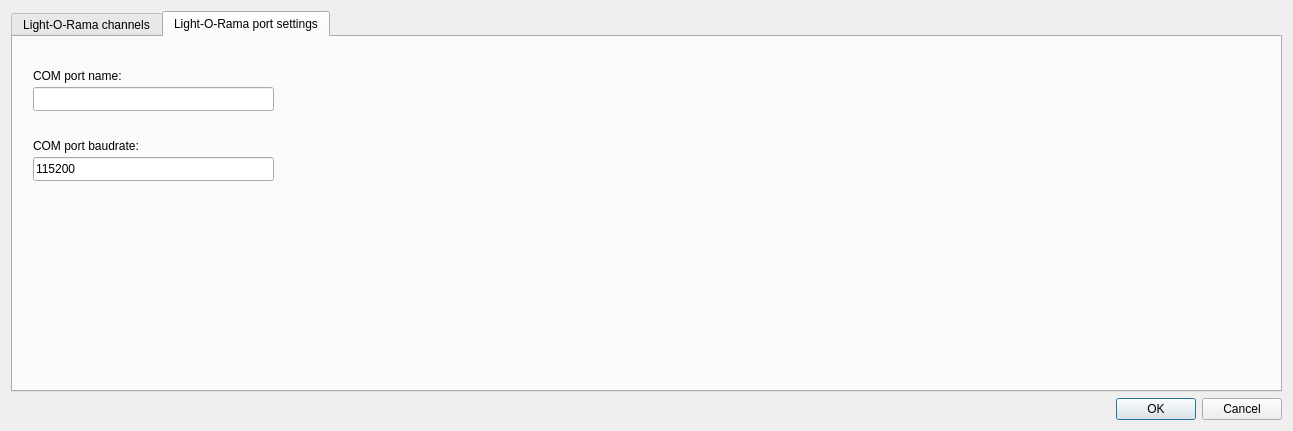
The window that app/channelconfigurator.ui (ikukishev/rama-light-generator) describes before a commit, drawn with Qt 5.
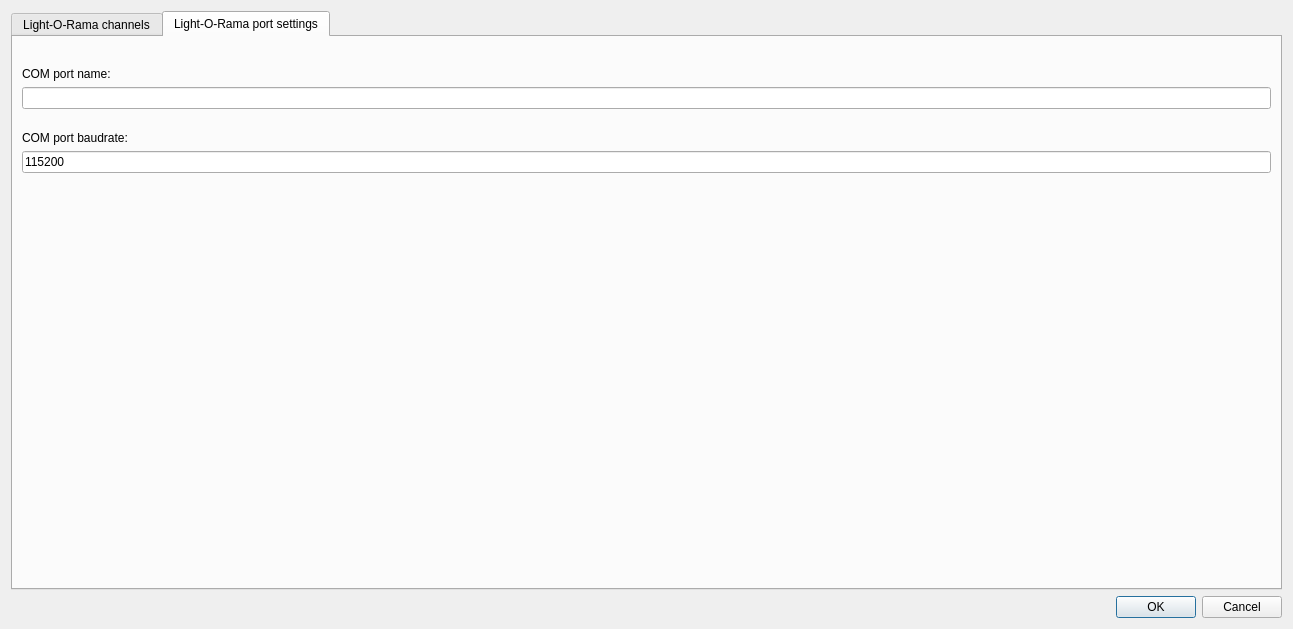
The same window after the commit. The open tabs and pages were chosen to show the change.

```diff
--- a/app/channelconfigurator.ui
+++ b/app/channelconfigurator.ui
@@ -7,7 +7,7 @@
     <x>0</x>
     <y>0</y>
     <width>1293</width>
-    <height>431</height>
+    <height>629</height>
    </rect>
   </property>
   <property name="windowTitle">
@@ -88,15 +88,9 @@
       <attribute name="title">
        <string>Light-O-Rama port settings</string>
       </attribute>
+      <layout class="QVBoxLayout" name="verticalLayout_4">
+       <item>
       <widget class="QLabel" name="label">
-       <property name="geometry">
-        <rect>
-         <x>20</x>
-         <y>30</y>
-         <width>97</width>
-         <height>16</height>
-        </rect>
-       </property>
        <property name="maximumSize">
         <size>
          <width>16777215</width>
@@ -110,31 +104,12 @@
         <set>Qt::AlignBottom|Qt::AlignLeading|Qt::AlignLeft</set>
        </property>
       </widget>
-      <widget class="QLineEdit" name="commBaudrate">
-       <property name="geometry">
-        <rect>
-         <x>20</x>
-         <y>120</y>
-         <width>241</width>
-         <height>24</height>
-        </rect>
-       </property>
-       <property name="text">
-        <string>115200</string>
-       </property>
-       <property name="maxLength">
-        <number>12</number>
-       </property>
-      </widget>
+       </item>
+       <item>
+        <widget class="QLineEdit" name="commPortNameEdit"/>
+       </item>
+       <item>
       <widget class="QLabel" name="label_2">
-       <property name="geometry">
-        <rect>
-         <x>20</x>
-         <y>100</y>
-         <width>118</width>
-         <height>16</height>
-        </rect>
-       </property>
        <property name="sizePolicy">
         <sizepolicy hsizetype="Preferred" vsizetype="Fixed">
          <horstretch>0</horstretch>
@@ -154,16 +129,21 @@
         <set>Qt::AlignBottom|Qt::AlignLeading|Qt::AlignLeft</set>
        </property>
       </widget>
-      <widget class="QLineEdit" name="commPortNameEdit">
-       <property name="geometry">
-        <rect>
-         <x>20</x>
-         <y>50</y>
-         <width>241</width>
-         <height>24</height>
-        </rect>
-       </property>
-      </widget>
+       </item>
+       <item>
+        <widget class="QLineEdit" name="commBaudrate">
+         <property name="text">
+          <string>115200</string>
+         </property>
+         <property name="maxLength">
+          <number>12</number>
+         </property>
+        </widget>
+       </item>
+       <item>
+        <widget class="QWidget" name="widget" native="true"/>
+       </item>
+      </layout>
      </widget>
     </widget>
    </item>
```
Lines whose indentation alone changed are shown as unchanged.
